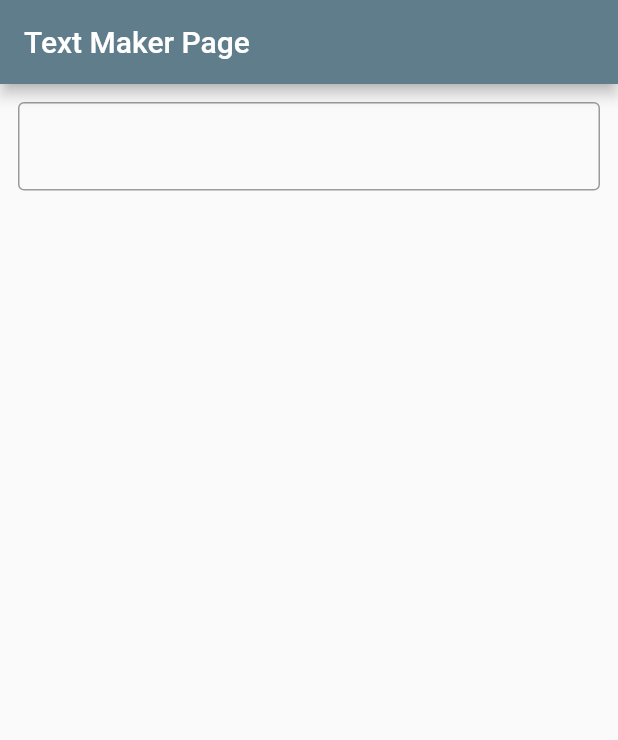
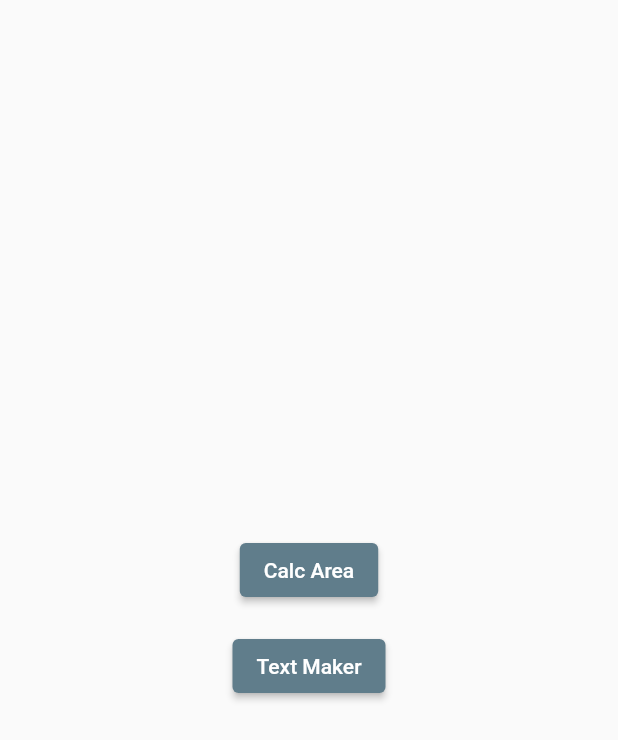
Before and after one commit to AkbaraliAnvarjonov/flutter_bloc_cubit, a Flutter app: the screen it shows after launch, on a phone screen of 412 x 824 dp. Shown: the top 740 px of the screen. Run offline on Flutter 3.47's test engine with Material 2 defaults, Android fonts, the phone set to English and light mode, and no system bars; our stand-ins replace flutter_bloc.

Commit message:
add area calculator

```diff
--- a/lib/main.dart
+++ b/lib/main.dart
@@ -1,23 +1,29 @@
 import 'package:flutter/material.dart';
-import 'package:flutter_bloc_cubit/ui/textfield_page/textfield_page.dart';
+import 'package:flutter_bloc/flutter_bloc.dart';
+import 'package:flutter_bloc_cubit/bloc/area_calc/area_calc_cubit.dart';
+import 'package:flutter_bloc_cubit/ui/home_page.dart';
 
 void main() {
-  runApp(const MyApp());
+  AreaCalcCubit areaCalcCubit = AreaCalcCubit();
+
+  runApp(MultiBlocProvider(providers: [
+    BlocProvider(
+      create: (context) => areaCalcCubit,
+    )
+  ], child: const MyApp()));
 }
 
 class MyApp extends StatelessWidget {
   const MyApp({super.key});
 
-  // This widget is the root of your application.
   @override
   Widget build(BuildContext context) {
     return MaterialApp(
       title: 'Flutter Demo',
       theme: ThemeData(
-
         primarySwatch: Colors.blueGrey,
       ),
-      home: const TextFieldPage(),
+      home: const HomePage(),
     );
   }
 }
--- /dev/null
+++ b/lib/ui/home_page.dart
@@ -0,0 +1,39 @@
+import 'package:flutter/material.dart';
+import 'package:flutter_bloc_cubit/ui/calc_area_pade/calc_area_page.dart';
+import 'package:flutter_bloc_cubit/ui/text_maker_page/text_maker_page.dart';
+
+class HomePage extends StatelessWidget {
+  const HomePage({super.key});
+
+  @override
+  Widget build(BuildContext context) {
+    return Scaffold(
+      body: SizedBox(
+        height: double.infinity,
+        width: double.infinity,
+        child: Column(
+            mainAxisAlignment: MainAxisAlignment.center,
+            crossAxisAlignment: CrossAxisAlignment.center,
+            children: [
+              ElevatedButton(
+                onPressed: () => Navigator.push(
+                    context,
+                    MaterialPageRoute(
+                      builder: (context) => const CalcAreaPage(),
+                    )),
+                child: const Text("Calc Area"),
+              ),
+              const SizedBox(height: 16),
+              ElevatedButton(
+                onPressed: () => Navigator.push(
+                    context,
+                    MaterialPageRoute(
+                      builder: (context) => const TextFieldPage(),
+                    )),
+                child: const Text("Text Maker"),
+              )
+            ]),
+      ),
+    );
+  }
+}
```
Also changed, not shown: lib/bloc/area_calc/area_calc_cubit.dart (added, +20 -0 lines), lib/bloc/area_calc/area_calc_state.dart (added, +25 -0 lines), lib/ui/calc_area_pade/calc_area_page.dart (added, +85 -0 lines), lib/ui/text_maker_page/text_maker_page.dart (renamed from lib/ui/textfield_page/textfield_page.dart).
